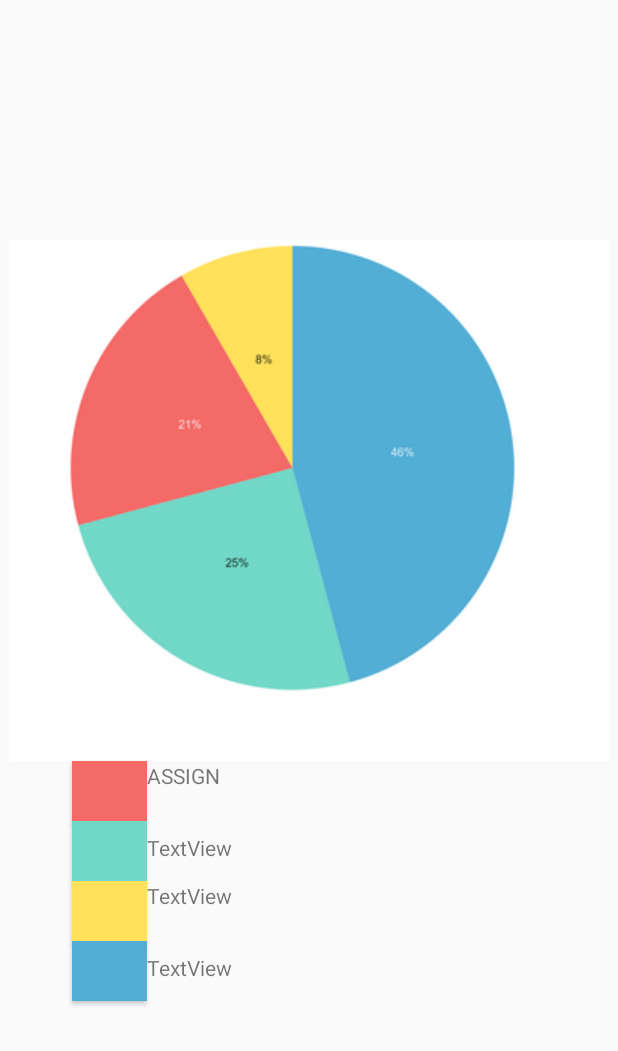
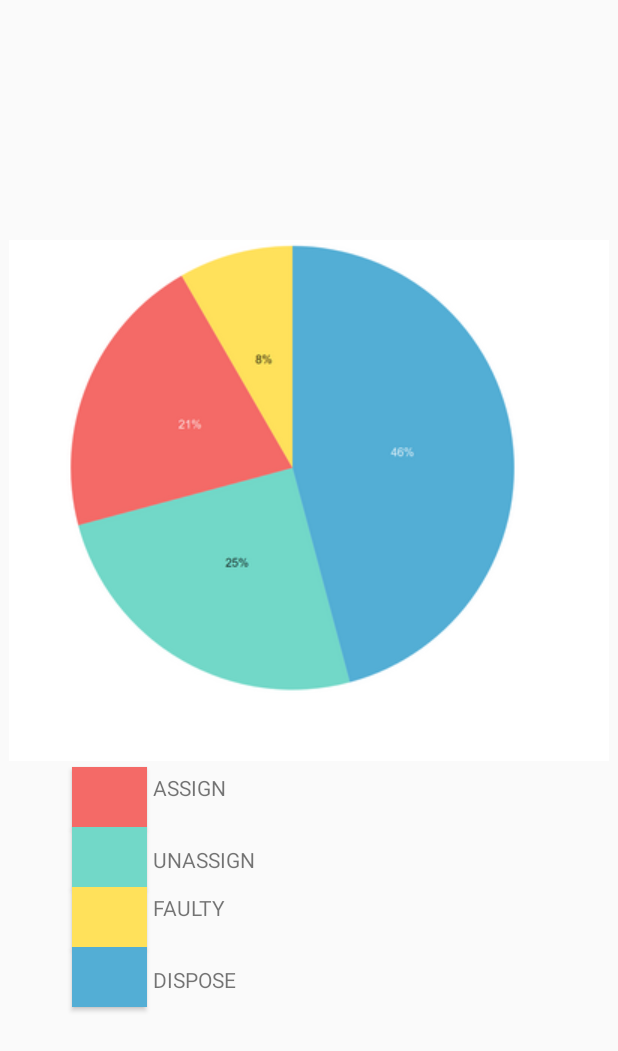
Before and after one commit to safanaqumar/Teddy_App, an Android app: the layout activity_report_of_monitor.xml on its own in the app's theme, with its tools: preview values and no code run, on a phone screen of 412 x 824 dp. Shown: the top 1051 px of the screen. Run offline under Robolectric (Android 15) with nearby library versions, the phone set to English and light mode, and no system bars.

Commit message:
add new asset change

```diff
--- a/app/src/main/java/com/example/teddyapp/AddUser.java
+++ b/app/src/main/java/com/example/teddyapp/AddUser.java
@@ -98,11 +98,6 @@ public class AddUser extends AppCompatActivity {
                     check = 3;
                     usertype = "Compilance";
                 }
-                SharedPreferences sharedPreferences= getApplicationContext().getSharedPreferences("MyPref", MODE_PRIVATE);
-                sharedPreferences.edit().putString("user_position", usertype).apply();
-
-                SharedPreferences sharedPreferences1= getApplicationContext().getSharedPreferences("MyPrefs", MODE_PRIVATE);
-                sharedPreferences1.edit().putString("user_position", usertype).apply();
 
 
 
--- a/app/src/main/java/com/example/teddyapp/MainActivity.java
+++ b/app/src/main/java/com/example/teddyapp/MainActivity.java
@@ -44,7 +44,7 @@ public class MainActivity extends AppCompatActivity {
         UserDatabaseReference = FirebaseDatabase.getInstance().getReference("users");
        name= sharedPreferences.getString("user_name", "");
         position= sharedPreferences.getString("user_position", "");
-        textviewwelcome.setText(name);
+        textviewwelcome.setText(name+position);
 
 
 
@@ -146,8 +146,7 @@ public class MainActivity extends AppCompatActivity {
         latest_activities_cv.setOnClickListener(new View.OnClickListener() {
             @Override
             public void onClick(View v) {
-                Intent intent5 = new Intent(MainActivity.this, UpdateUser.class);
-                startActivity(intent5);
+
             }
         });
         registeruser_cv.setOnClickListener(new View.OnClickListener() {
--- a/app/src/main/res/layout/activity_report_of_monitor.xml
+++ b/app/src/main/res/layout/activity_report_of_monitor.xml
@@ -12,6 +12,7 @@
         android:layout_height="wrap_content"
         android:layout_marginTop="171dp"
         android:layout_marginBottom="328dp"
+        android:padding="4dp"
         app:layout_constraintBottom_toBottomOf="parent"
         app:layout_constraintEnd_toEndOf="parent"
         app:layout_constraintStart_toStartOf="parent"
@@ -66,6 +67,7 @@
         android:id="@+id/textView"
         android:layout_width="181dp"
         android:layout_height="32dp"
+        android:padding="4dp"
         android:text="ASSIGN"
         app:layout_constraintStart_toEndOf="@+id/button"
         app:layout_constraintTop_toBottomOf="@+id/imageView" />
@@ -75,7 +77,8 @@
         android:layout_width="181dp"
         android:layout_height="32dp"
         android:layout_marginTop="48dp"
-        android:text="TextView"
+        android:padding="4dp"
+        android:text="UNASSIGN"
         app:layout_constraintStart_toEndOf="@+id/button"
         app:layout_constraintTop_toBottomOf="@+id/imageView" />
 
@@ -84,7 +87,8 @@
         android:layout_width="181dp"
         android:layout_height="32dp"
         android:layout_marginTop="80dp"
-        android:text="TextView"
+        android:padding="4dp"
+        android:text="FAULTY"
         app:layout_constraintStart_toEndOf="@+id/button"
         app:layout_constraintTop_toBottomOf="@+id/imageView" />
 
@@ -93,7 +97,8 @@
         android:layout_width="181dp"
         android:layout_height="32dp"
         android:layout_marginTop="128dp"
-        android:text="TextView"
+        android:padding="4dp"
+        android:text="DISPOSE"
         app:layout_constraintStart_toEndOf="@+id/button"
         app:layout_constraintTop_toBottomOf="@+id/imageView" />
 </androidx.constraintlayout.widget.ConstraintLayout>
```
Also changed, not shown: app/src/main/java/com/example/teddyapp/Report.java (+5 -2 lines), app/src/main/java/com/example/teddyapp/UpdateUser.java (+5 -3 lines).
